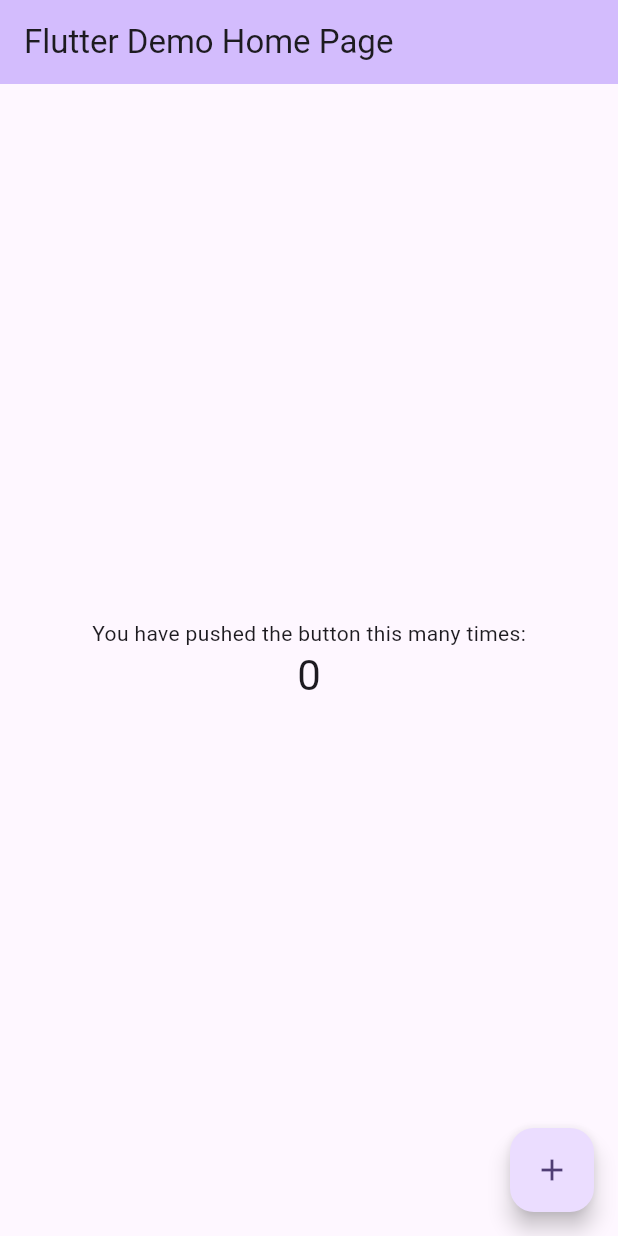
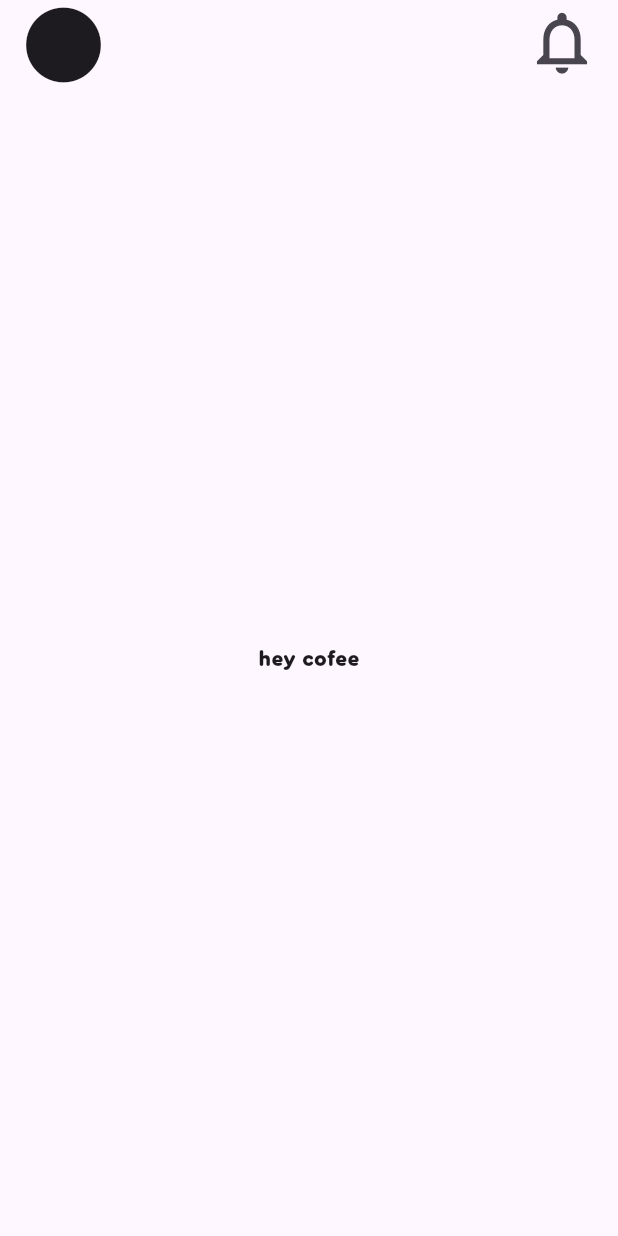
Before and after one commit to Bhuwan980/coffe_shop, a Flutter app: the screen it shows after launch, on a phone screen of 412 x 824 dp. Run offline on Flutter 3.47's test engine with Material 3 defaults, Android fonts, the phone set to English and light mode, and no system bars.

Commit message:
added some fonts and appbar

```diff
--- /dev/null
+++ b/lib/home_page.dart
@@ -0,0 +1,37 @@
+import 'package:flutter/material.dart';
+
+class HomePage extends StatelessWidget {
+  const HomePage({super.key});
+
+  @override
+  Widget build(BuildContext context) {
+    // getting the width of the device
+    final screenWidth = MediaQuery.of(context).size.width;
+    return Scaffold(
+      appBar: AppBar(
+        leading: Padding(
+          padding: EdgeInsets.only(left: screenWidth * 0.03),
+          child: const Icon(
+            Icons.circle,
+            size: 60,
+          ),
+        ),
+        actions: [
+          Padding(
+            padding: EdgeInsets.only(right: screenWidth * 0.03),
+            child: const Icon(
+              Icons.notifications_outlined,
+              size: 50,
+            ),
+          ),
+        ],
+      ),
+      body: const Center(
+        child: Text(
+          'hey cofee',
+          style: TextStyle(fontFamily: 'Cera', fontWeight: FontWeight.bold),
+        ),
+      ),
+    );
+  }
+}
--- a/lib/main.dart
+++ b/lib/main.dart
@@ -1,4 +1,5 @@
 import 'package:flutter/material.dart';
+import 'package:shoes_shop/home_page.dart';
 
 void main() {
   runApp(const MyApp());
@@ -7,119 +8,11 @@ void main() {
 class MyApp extends StatelessWidget {
   const MyApp({super.key});
 
-  // This widget is the root of your application.
   @override
   Widget build(BuildContext context) {
-    return MaterialApp(
-      title: 'Flutter Demo',
-      theme: ThemeData(
-        // This is the theme of your application.
-        //
-        // TRY THIS: Try running your application with "flutter run". You'll see
-        // the application has a purple toolbar. Then, without quitting the app,
-        // try changing the seedColor in the colorScheme below to Colors.green
-        // and then invoke "hot reload" (save your changes or press the "hot
-        // reload" button in a Flutter-supported IDE, or press "r" if you used
-        // the command line to start the app).
-        //
-        // Notice that the counter didn't reset back to zero; the application
-        // state is not lost during the reload. To reset the state, use hot
-        // restart instead.
-        //
-        // This works for code too, not just values: Most code changes can be
-        // tested with just a hot reload.
-        colorScheme: ColorScheme.fromSeed(seedColor: Colors.deepPurple),
-        useMaterial3: true,
-      ),
-      home: const MyHomePage(title: 'Flutter Demo Home Page'),
-    );
+    return const MaterialApp(
+        debugShowCheckedModeBanner: false,
+        title: 'Coffee App',
+        home: HomePage());
   }
 }
-
-class MyHomePage extends StatefulWidget {
-  const MyHomePage({super.key, required this.title});
-
-  // This widget is the home page of your application. It is stateful, meaning
-  // that it has a State object (defined below) that contains fields that affect
-  // how it looks.
-
-  // This class is the configuration for the state. It holds the values (in this
-  // case the title) provided by the parent (in this case the App widget) and
-  // used by the build method of the State. Fields in a Widget subclass are
-  // always marked "final".
-
-  final String title;
-
-  @override
-  State<MyHomePage> createState() => _MyHomePageState();
-}
-
-class _MyHomePageState extends State<MyHomePage> {
-  int _counter = 0;
-
-  void _incrementCounter() {
-    setState(() {
-      // This call to setState tells the Flutter framework that something has
-      // changed in this State, which causes it to rerun the build method below
-      // so that the display can reflect the updated values. If we changed
-      // _counter without calling setState(), then the build method would not be
-      // called again, and so nothing would appear to happen.
-      _counter++;
-    });
-  }
-
-  @override
-  Widget build(BuildContext context) {
-    // This method is rerun every time setState is called, for instance as done
-    // by the _incrementCounter method above.
-    //
-    // The Flutter framework has been optimized to make rerunning build methods
-    // fast, so that you can just rebuild anything that needs updating rather
-    // than having to individually change instances of widgets.
-    return Scaffold(
-      appBar: AppBar(
-        // TRY THIS: Try changing the color here to a specific color (to
-        // Colors.amber, perhaps?) and trigger a hot reload to see the AppBar
-        // change color while the other colors stay the same.
-        backgroundColor: Theme.of(context).colorScheme.inversePrimary,
-        // Here we take the value from the MyHomePage object that was created by
-        // the App.build method, and use it to set our appbar title.
-        title: Text(widget.title),
-      ),
-      body: Center(
-        // Center is a layout widget. It takes a single child and positions it
-        // in the middle of the parent.
-        child: Column(
-          // Column is also a layout widget. It takes a list of children and
-          // arranges them vertically. By default, it sizes itself to fit its
-          // children horizontally, and tries to be as tall as its parent.
-          //
-          // Column has various properties to control how it sizes itself and
-          // how it positions its children. Here we use mainAxisAlignment to
-          // center the children vertically; the main axis here is the vertical
-          // axis because Columns are vertical (the cross axis would be
-          // horizontal).
-          //
-          // TRY THIS: Invoke "debug painting" (choose the "Toggle Debug Paint"
-          // action in the IDE, or press "p" in the console), to see the
-          // wireframe for each widget.
-          mainAxisAlignment: MainAxisAlignment.center,
-          children: <Widget>[
-            const Text(
-              'You have pushed the button this many times:',
-            ),
-            Text(
-              '$_counter',
-              style: Theme.of(context).textTheme.headlineMedium,
-            ),
-          ],
-        ),
-      ),
-      floatingActionButton: FloatingActionButton(
-        onPressed: _incrementCounter,
-        tooltip: 'Increment',
-        child: const Icon(Icons.add),
-      ), // This trailing comma makes auto-formatting nicer for build methods.
-    );
-  }
-}
```
Also changed, not shown: pubspec.yaml (+13 -7 lines), assets/fonts/OpenSans_Condensed-SemiBold.ttf (added), assets/fonts/ceraroundpro-black.otf (added), assets/fonts/ceraroundpro-regular.otf (added), 1 other file.
